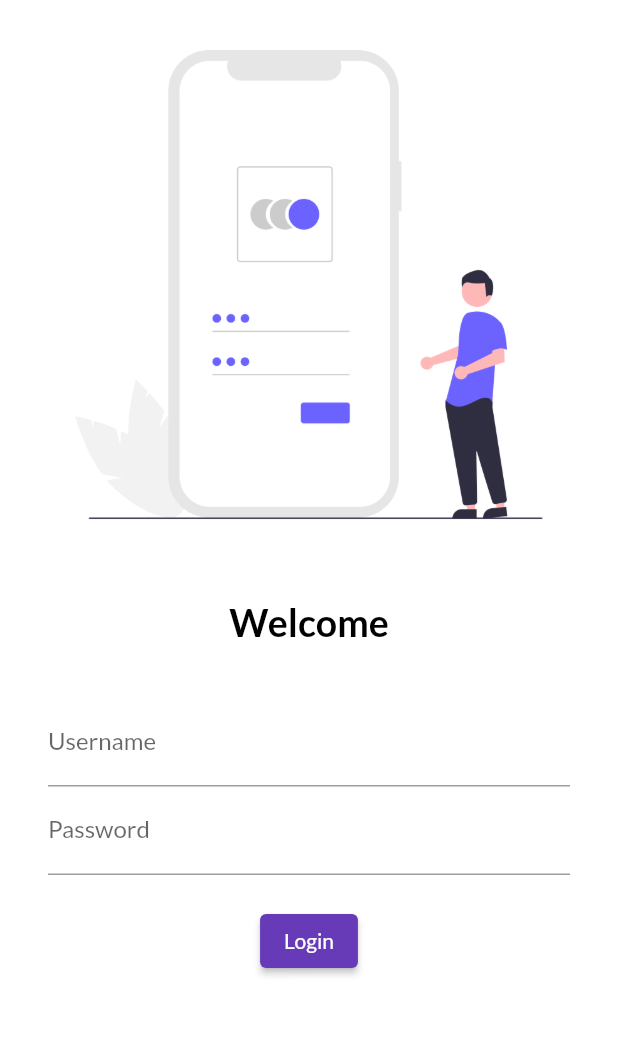
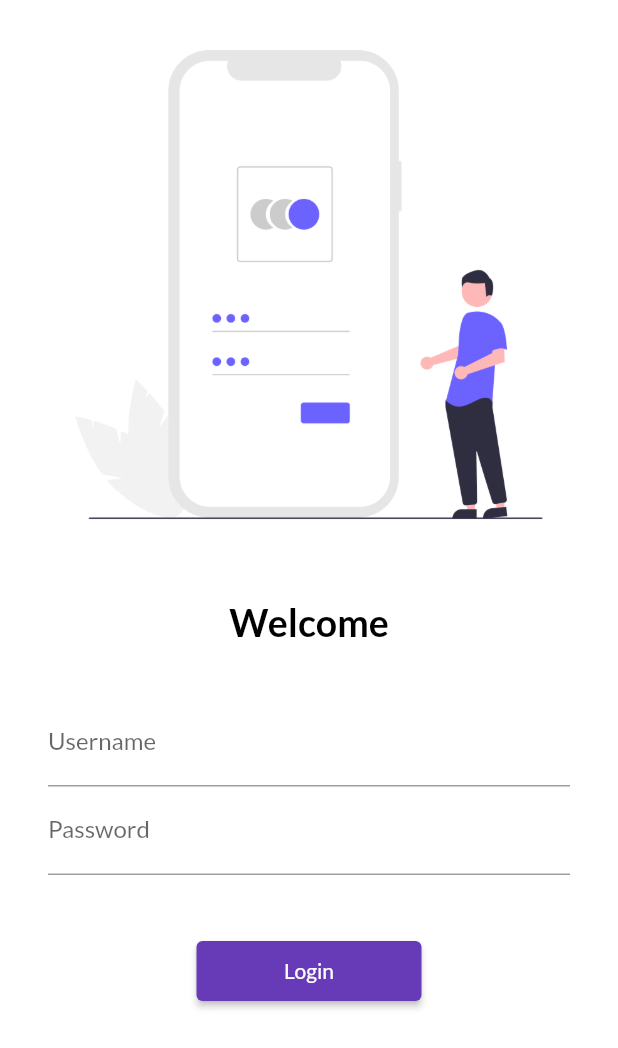
Before and after one commit to silokilo966/30DaysofFlutter, a Flutter app: the screen it shows after launch, on a phone screen of 412 x 824 dp. Shown: the top 1048 px of the screen. Run offline on Flutter 3.47's test engine with Material 2 defaults, Android fonts, the phone set to English and light mode, and no system bars; our stand-ins replace google_fonts.

Commit message:
day5 completed

```diff
--- a/lib/main.dart
+++ b/lib/main.dart
@@ -1,6 +1,7 @@
 import 'package:flutter/material.dart';
 import 'package:learning_flutter/pages/login_page.dart';
 import 'package:google_fonts/google_fonts.dart';
+import 'package:learning_flutter/pages/utils/routes.dart';
 import 'pages/home_page.dart';
 
 void main() {
@@ -29,7 +30,8 @@ class MyApp extends StatelessWidget {
       initialRoute: "/",
       routes: {
         "/": (context) => LoginPage(),
-        "/HomePage": (context) => HomePage(),
+        MyRoutes.homeRoute: (context) => HomePage(),
+        MyRoutes.loginRoute: (context) => LoginPage()
       },
     );
   }
--- a/lib/pages/login_page.dart
+++ b/lib/pages/login_page.dart
@@ -1,10 +1,12 @@
 import 'package:flutter/material.dart';
+import 'package:learning_flutter/pages/utils/routes.dart';
 
 class LoginPage extends StatelessWidget {
   @override
   Widget build(BuildContext context) {
     return Material(
         color: Colors.white,
+        child: SingleChildScrollView(
           child: Column(children: [
             Image.asset("assets/images/login_image.png", fit: BoxFit.cover),
             SizedBox(height: 20.0),
@@ -25,15 +27,16 @@ class LoginPage extends StatelessWidget {
                     obscureText: true,
                     decoration: InputDecoration(
                         hintText: "Enter Password", labelText: "Password")),
-              SizedBox(height: 20.0),
+                SizedBox(height: 40.0),
                 ElevatedButton(
                     child: Text("Login"),
-                  style: TextButton.styleFrom(),
+                    style: TextButton.styleFrom(minimumSize: Size(150, 40)),
                     onPressed: () {
-                    print("Hi Saeed");
+                      Navigator.pushNamed(context, MyRoutes.homeRoute);
                     }),
               ]),
             )
-        ]));
+          ]),
+        ));
   }
 }
--- /dev/null
+++ b/lib/pages/utils/routes.dart
@@ -0,0 +1,4 @@
+class MyRoutes {
+  static String loginRoute = "/login";
+  static String homeRoute = "/home";
+}
```
Lines whose indentation alone changed are shown as unchanged.
